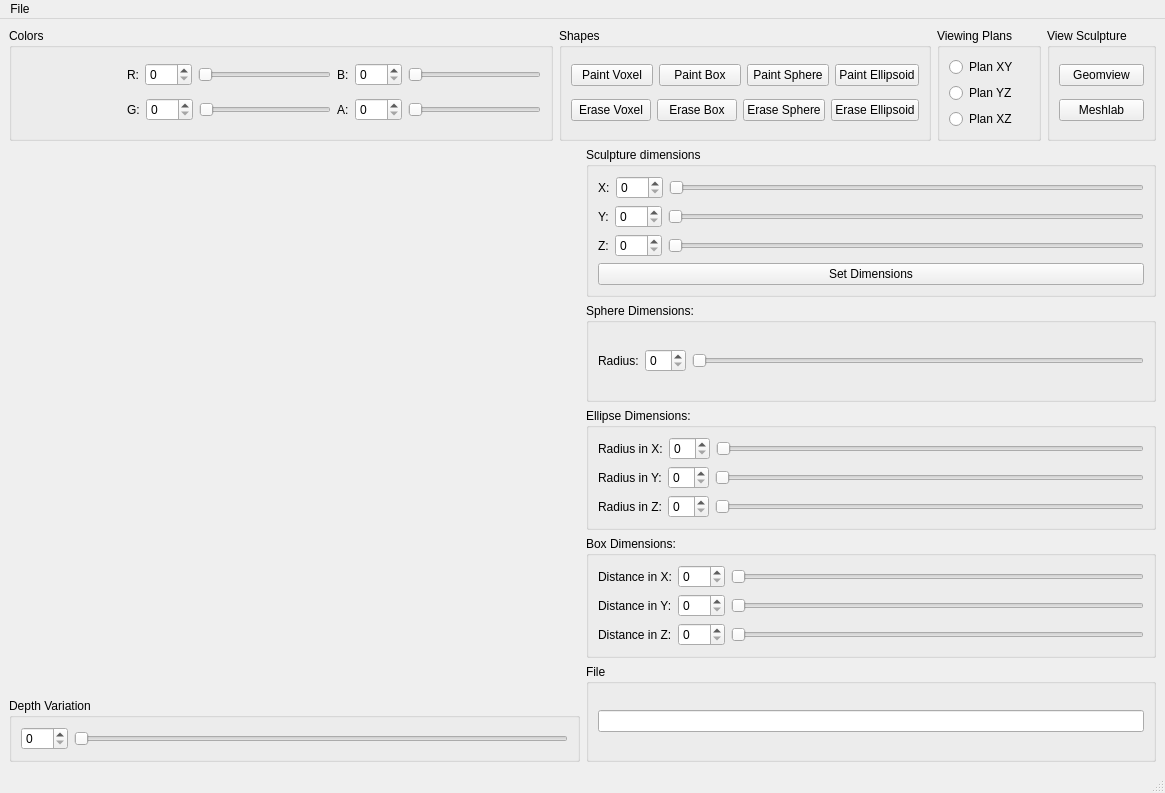
First picture: the form in mainwindow.ui, repository ErnaneJ/qt-sculptor, before the edit.
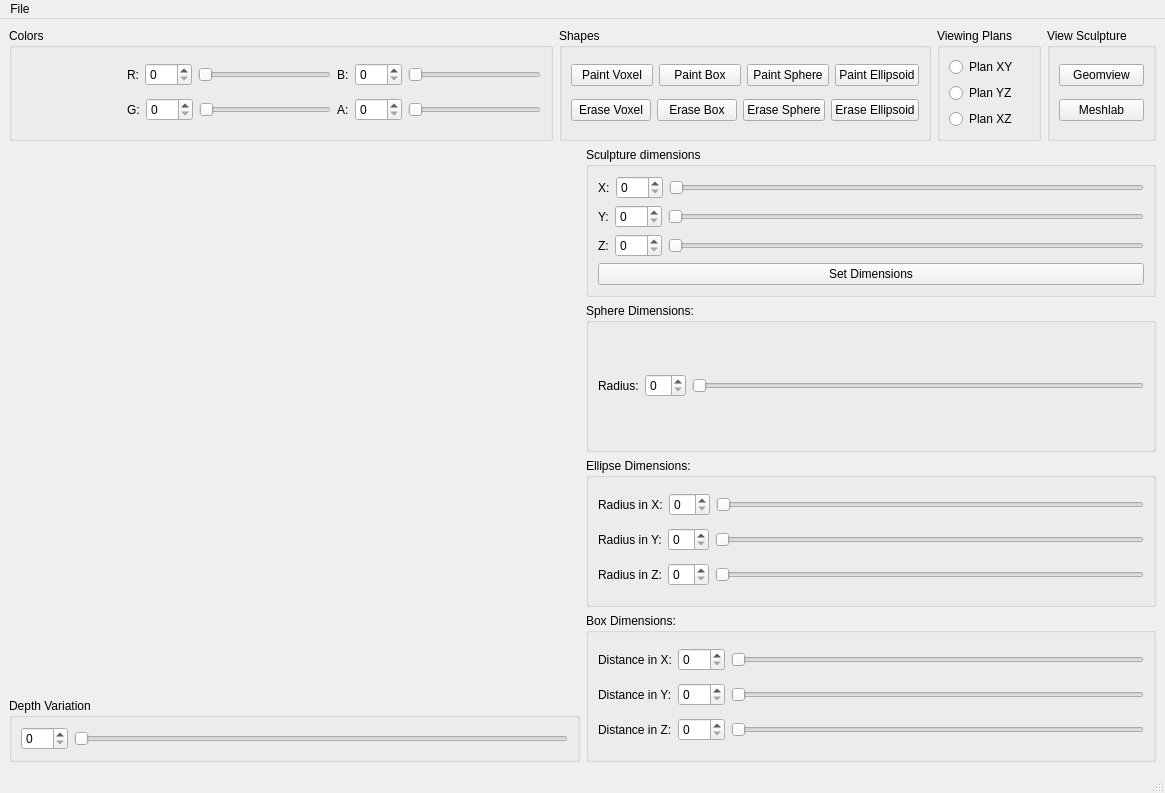
Second picture: the form after the edit. Custom widgets are drawn as their Qt base class.

```diff
--- a/mainwindow.ui
+++ b/mainwindow.ui
@@ -816,18 +816,6 @@
           </layout>
          </widget>
         </item>
-        <item>
-         <widget class="QGroupBox" name="groupBox_11">
-          <property name="title">
-           <string>File</string>
-          </property>
-          <layout class="QVBoxLayout" name="verticalLayout_13">
-           <item>
-            <widget class="QLineEdit" name="lineEditOFF"/>
-           </item>
-          </layout>
-         </widget>
-        </item>
        </layout>
       </item>
      </layout>
```
Left out of the diff: 15 changed lines with no effect on the pictures.
